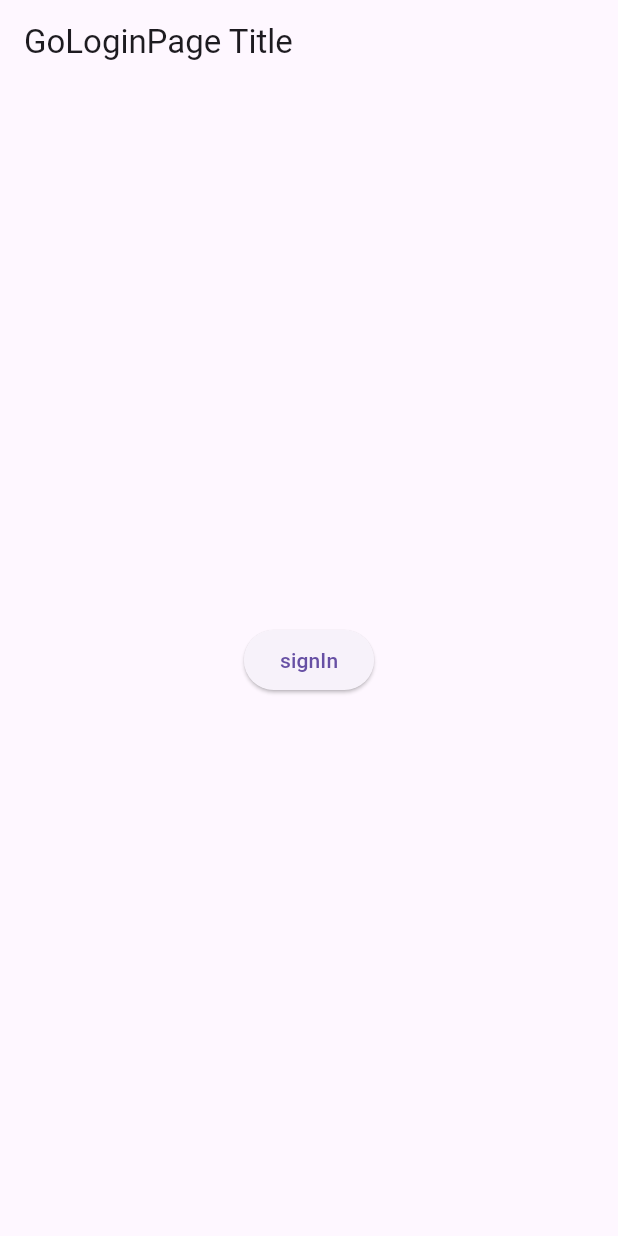
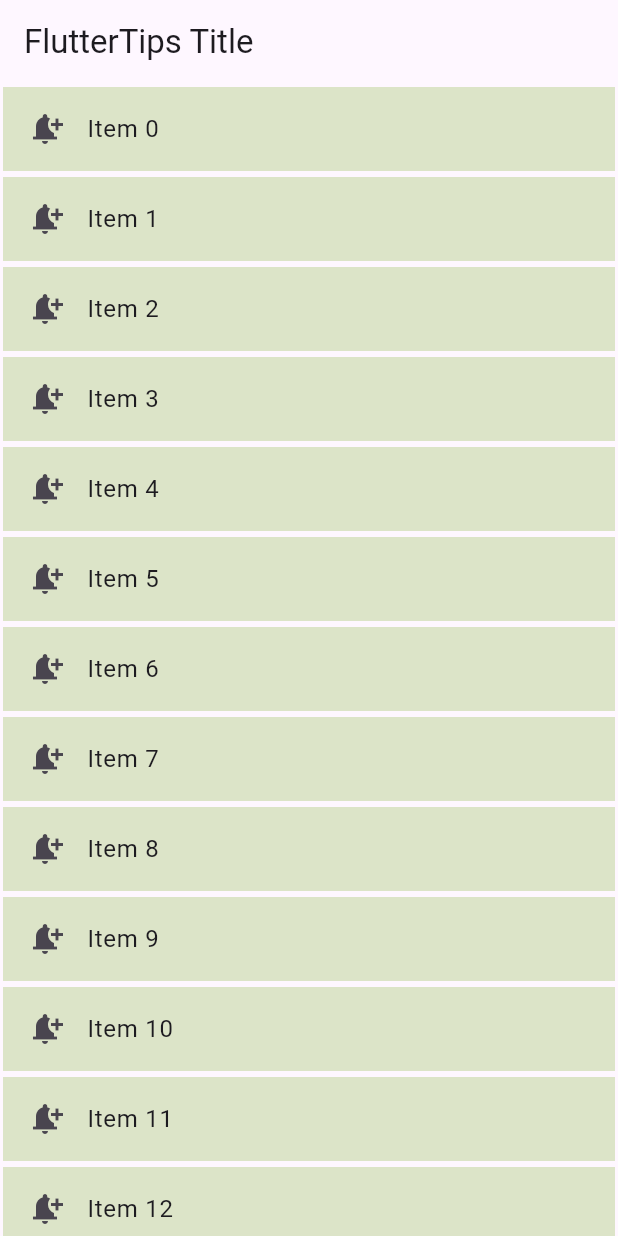
Before and after one commit to isshort/flutter_learn, a Flutter app: the screen it shows after launch, on a phone screen of 412 x 824 dp. Run offline on Flutter 3.47's test engine with Material 2 defaults, Android fonts, the phone set to English and light mode, and no system bars; our stand-ins replace bloc, connectivity_plus, equatable, flutter_bloc, get_it, go_router and 1 more; generated files the repository leaves out were written again.

Commit message:
orderable list

```diff
--- /dev/null
+++ b/flutter_learn/lib/src/flutter_tips/tips.dart
@@ -0,0 +1,73 @@
+import 'package:flutter/material.dart';
+
+class FlutterTips extends StatefulWidget {
+  const FlutterTips({Key? key}) : super(key: key);
+
+  @override
+  State<FlutterTips> createState() => _FlutterTipsState();
+}
+
+class _FlutterTipsState extends State<FlutterTips> {
+  ListTileData listTileData = ListTileData();
+  @override
+  Widget build(BuildContext context) {
+    List<Padding> _items = listTileData.lists();
+
+    return Scaffold(
+      appBar: AppBar(title: const Text('FlutterTips Title')),
+      body: ReorderableListView.builder(
+        itemBuilder: (context, index) => _items[index],
+        itemCount: _items.length,
+        onReorder: (oldIndex, newIndex) {
+          setState(() {
+            if (oldIndex < newIndex) {
+              newIndex -= 1;
+            }
+            final item = _items.removeAt(oldIndex);
+            _items.insert(newIndex, item);
+          });
+        },
+      ),
+    );
+  }
+}
+
+class IndexedStackWidget extends StatelessWidget {
+  const IndexedStackWidget({
+    Key? key,
+  }) : super(key: key);
+
+  @override
+  Widget build(BuildContext context) {
+    return IndexedStack(index: 4, children: [
+      const Text('1 FirstOne'),
+      const Text('2 second'),
+      const Text('3 FirstOne'),
+      const Text('4 FirstOne'),
+      ColorFiltered(
+        colorFilter: const ColorFilter.mode(Colors.blue, BlendMode.modulate),
+        child: Container(color: Colors.green),
+      )
+    ]);
+  }
+}
+
+class ListTileData {
+  List<Padding> lists() {
+    List<Padding> items = [];
+    for (var i = 0; i < 20; i++) {
+      items.add(
+        Padding(
+          key: Key('$i'),
+          padding: EdgeInsets.all(2),
+          child: ListTile(
+            tileColor: Color.fromARGB(255, 220, 228, 200),
+            leading: const Icon(Icons.notification_add),
+            title: Text("Item $i"),
+          ),
+        ),
+      );
+    }
+    return items;
+  }
+}
--- a/flutter_learn/lib/src/go_router_example/router.dart
+++ b/flutter_learn/lib/src/go_router_example/router.dart
@@ -7,6 +7,8 @@ import 'package:flutter_learn/src/go_router_example/pages/go_login.dart';
 import 'package:flutter_learn/src/go_router_example/pages/go_logout.dart';
 import 'package:flutter_learn/src/go_router_example/pages/go_register.dart';
 import 'package:go_router/go_router.dart';
+
+import '../flutter_tips/tips.dart';
 
 class AppRouter {
   final AuthState authState;
@@ -18,7 +20,7 @@ class AppRouter {
         GoRoute(
           path: "/",
           builder: (BuildContext context, GoRouterState state) =>
-              const GoHomePage(),
+              const FlutterTips(),
         ),
         GoRoute(
           path: "/home1",
@@ -43,10 +45,10 @@ class AppRouter {
       ],
       redirect: (state) {
         // print("your state is ok $state");
-        final loggedIn = authState is AuthSuccess;
-        final loggingIn = state.subloc == '/login';
-        if (!loggedIn) return loggingIn ? null : '/login';
-        if (loggingIn) return '/';
+        // final loggedIn = authState is AuthSuccess;
+        // final loggingIn = state.subloc == '/login';
+        // if (!loggedIn) return loggingIn ? null : '/login';
+        // if (loggingIn) return '/';
         return null;
       });
 }
```
